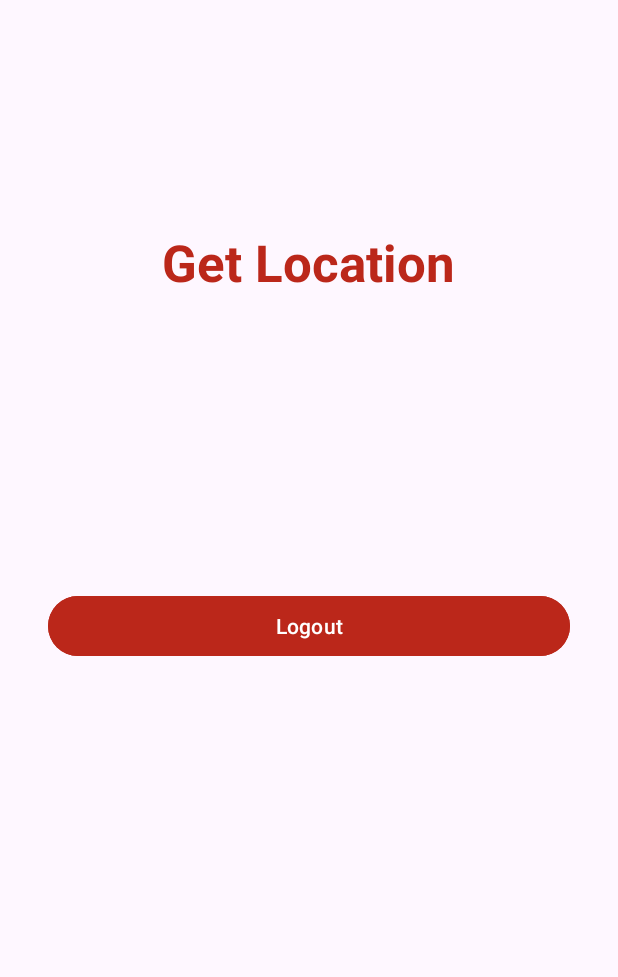
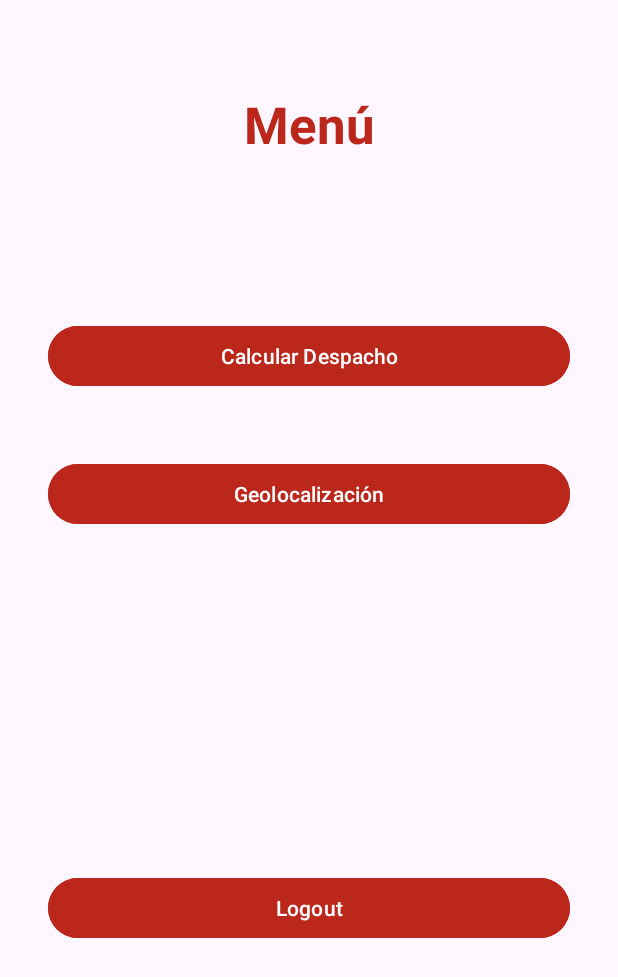
Before and after one commit to Lennys-G/AIEP, an Android app: the HomeActivity screen opened directly, with no data from a screen before it, on a phone screen of 412 x 824 dp. Shown: the top 977 px of the screen. Run offline under Robolectric (Android 15) with nearby library versions, the phone set to English and light mode, and no system bars; our stand-ins replace Firebase (no records; nobody signed in at launch, a user with empty details on screens opened directly).

Commit message:
Update Semana 9
Update Semana 9

```diff
--- a/Taller Apps Moviles/LoginSession/app/build.gradle.kts
+++ b/Taller Apps Moviles/LoginSession/app/build.gradle.kts
@@ -43,6 +43,7 @@ dependencies {
     implementation(libs.material)
     implementation(libs.androidx.activity)
     implementation(libs.androidx.constraintlayout)
+    implementation(libs.firebase.firestore.ktx)
     testImplementation(libs.junit)
     androidTestImplementation(libs.androidx.junit)
     androidTestImplementation(libs.androidx.espresso.core)
@@ -53,6 +54,8 @@ dependencies {
     implementation(libs.firebase.database)
 
     implementation(libs.play.services.location)
+    implementation(libs.google.maps)
+    implementation(libs.google.place)
 
 
 
--- a/Taller Apps Moviles/LoginSession/app/src/main/java/cl/aiep/loginsession/HomeActivity.kt
+++ b/Taller Apps Moviles/LoginSession/app/src/main/java/cl/aiep/loginsession/HomeActivity.kt
@@ -1,6 +1,7 @@
 package cl.aiep.loginsession
 
 import android.Manifest
+import android.annotation.SuppressLint
 import android.content.Intent
 import android.content.pm.PackageManager
 import android.os.Bundle
@@ -20,9 +21,9 @@ import com.google.firebase.ktx.Firebase
 class HomeActivity : AppCompatActivity() {
 
     private lateinit var fusedLocationClient: FusedLocationProviderClient
-    private lateinit var locationTv: TextView
     private lateinit var database: DatabaseReference
 
+    @SuppressLint("MissingInflatedId")
     override fun onCreate(savedInstanceState: Bundle?) {
         super.onCreate(savedInstanceState)
         setContentView(R.layout.activity_home)
@@ -37,19 +38,25 @@ class HomeActivity : AppCompatActivity() {
         // Inicializar el cliente de ubicación
         fusedLocationClient = LocationServices.getFusedLocationProviderClient(this)
 
-        // Obtener el TextView para mostrar la ubicación
-        locationTv = findViewById(R.id.LocationTv)
-
-        // Configurar botón de logout
+        // Evento click del botón de logout
         val logoutButton = findViewById<Button>(R.id.logoutButton)
         logoutButton.setOnClickListener {
             auth.signOut()
-            Toast.makeText(this, "Sesión cerrada.", Toast.LENGTH_SHORT).show()
+            Toast.makeText(this, "Sesión cerrada.", Toast.LENGTH_SHORT).show() //Muestra mensaje de cierre de sesión
             val intent = Intent(this, LoginActivity::class.java)
+            startActivity(intent) //Devuelve la pantala de inicio de sesipon
+            finish() //Cierra la vista de home
+        }
+        val btnCalcularDespacho = findViewById<Button>(R.id.btnCalcularDespacho)
+        btnCalcularDespacho.setOnClickListener{
+            val intent = Intent(this, CalcularDespachoActivity::class.java)
             startActivity(intent)
-            finish()
         }
-
+        val btnMapsView = findViewById<Button>(R.id.btnMapsView)
+        btnMapsView.setOnClickListener{
+            val intent = Intent(this, MapsActivity::class.java)
+            startActivity(intent)
+        }
         // Verificar permisos de ubicación
         checkLocationPermission()
     }
@@ -68,6 +75,7 @@ class HomeActivity : AppCompatActivity() {
         }
     }
 
+    //Solicita al usuario el permiso para acceder a su ubicación
     private fun requestLocationPermission() {
         ActivityCompat.requestPermissions(
             this,
@@ -87,7 +95,7 @@ class HomeActivity : AppCompatActivity() {
                 // Permiso concedido, obtener la ubicación
                 getLocation()
             } else {
-                Toast.makeText(this, "Permiso de ubicación denegado", Toast.LENGTH_SHORT).show()
+                Toast.makeText(this, "Permiso de ubicación denegado", Toast.LENGTH_SHORT).show() //Muestra mensaje de permiso denegado
             }
         }
     }
@@ -103,13 +111,12 @@ class HomeActivity : AppCompatActivity() {
                 if (location != null) {
                     // Mostrar la ubicación en el TextView
                     val latLng = "Latitud: ${location.latitude}, Longitud: ${location.longitude}"
-                    locationTv.text = latLng
 
                     // Guardar la ubicación en Firebase Realtime Database
                     saveLocationToFirebase(location.latitude, location.longitude)
 
                 } else {
-                    locationTv.text = "No se pudo obtener la ubicación"
+                    Toast.makeText(this, "No se pudo obtener la ubicación.", Toast.LENGTH_SHORT).show()
                 }
             }.addOnFailureListener {
                 Toast.makeText(this, "No se pudo obtener la ubicación.", Toast.LENGTH_SHORT).show()
@@ -124,6 +131,7 @@ class HomeActivity : AppCompatActivity() {
             "longitude" to longitude
         )
 
+        // Mostrar mensaje de éxito o error al guardar la ubicación
         database.child("location").setValue(userLocation)
             .addOnSuccessListener {
                 Toast.makeText(this, "Ubicación guardada correctamente.", Toast.LENGTH_SHORT).show()
--- a/Taller Apps Moviles/LoginSession/app/src/main/res/layout/activity_home.xml
+++ b/Taller Apps Moviles/LoginSession/app/src/main/res/layout/activity_home.xml
@@ -2,7 +2,7 @@
 <androidx.constraintlayout.widget.ConstraintLayout xmlns:android="http://schemas.android.com/apk/res/android"
     xmlns:app="http://schemas.android.com/apk/res-auto"
     xmlns:tools="http://schemas.android.com/tools"
-    android:id="@+id/main"
+    android:id="@+id/map"
     android:layout_width="match_parent"
     android:layout_height="match_parent"
     tools:context=".HomeActivity">
@@ -12,13 +12,12 @@
         android:id="@+id/textViewTitleHome"
         android:layout_width="wrap_content"
         android:layout_height="wrap_content"
-        android:layout_marginTop="152dp"
-        android:text="@string/get_location"
+        android:layout_marginTop="60dp"
+        android:text="Menú"
         android:textColor="#BB271A"
         android:textSize="34sp"
         android:textStyle="bold"
         app:layout_constraintEnd_toEndOf="parent"
-        app:layout_constraintHorizontal_bias="0.498"
         app:layout_constraintStart_toStartOf="parent"
         app:layout_constraintTop_toTopOf="parent" />
 
@@ -27,10 +26,26 @@
         android:layout_width="match_parent"
         android:layout_height="wrap_content"
         android:layout_marginStart="32dp"
-        android:layout_marginTop="196dp"
+        android:layout_marginTop="228dp"
         android:layout_marginEnd="32dp"
         android:backgroundTint="#BB271A"
         android:text="@string/logout"
+        android:textColor="#FFFFFF"
+        app:layout_constraintEnd_toEndOf="parent"
+        app:layout_constraintHorizontal_bias="1.0"
+        app:layout_constraintStart_toStartOf="parent"
+        app:layout_constraintTop_toBottomOf="@+id/btnMapsView"
+        tools:ignore="VisualLintButtonSize" />
+
+    <Button
+        android:id="@+id/btnCalcularDespacho"
+        android:layout_width="match_parent"
+        android:layout_height="wrap_content"
+        android:layout_marginStart="32dp"
+        android:layout_marginTop="108dp"
+        android:layout_marginEnd="32dp"
+        android:backgroundTint="#BB271A"
+        android:text="Calcular Despacho"
         android:textColor="#FFFFFF"
         app:layout_constraintEnd_toEndOf="parent"
         app:layout_constraintHorizontal_bias="0.0"
@@ -38,13 +53,20 @@
         app:layout_constraintTop_toBottomOf="@+id/textViewTitleHome"
         tools:ignore="VisualLintButtonSize" />
 
-    <TextView
-        android:id="@+id/LocationTv"
-        android:layout_width="wrap_content"
+    <Button
+        android:id="@+id/btnMapsView"
+        android:layout_width="match_parent"
         android:layout_height="wrap_content"
-        android:layout_marginTop="104dp"
+        android:layout_marginStart="32dp"
+        android:layout_marginTop="44dp"
+        android:layout_marginEnd="32dp"
+        android:backgroundTint="#BB271A"
+        android:text="Geolocalización"
+        android:textColor="#FFFFFF"
         app:layout_constraintEnd_toEndOf="parent"
+        app:layout_constraintHorizontal_bias="0.0"
         app:layout_constraintStart_toStartOf="parent"
-        app:layout_constraintTop_toBottomOf="@+id/textViewTitleHome"
-        tools:ignore="MissingConstraints" />
+        app:layout_constraintTop_toBottomOf="@+id/btnCalcularDespacho"
+        tools:ignore="VisualLintButtonSize" />
+
 </androidx.constraintlayout.widget.ConstraintLayout>
--- a/Taller Apps Moviles/LoginSession/app/src/main/res/layout/activity_login.xml
+++ b/Taller Apps Moviles/LoginSession/app/src/main/res/layout/activity_login.xml
@@ -2,7 +2,7 @@
 <androidx.constraintlayout.widget.ConstraintLayout xmlns:android="http://schemas.android.com/apk/res/android"
     xmlns:app="http://schemas.android.com/apk/res-auto"
     xmlns:tools="http://schemas.android.com/tools"
-    android:id="@+id/main"
+    android:id="@+id/map"
     android:layout_width="match_parent"
     android:layout_height="match_parent"
     tools:context=".LoginActivity">
--- a/Taller Apps Moviles/LoginSession/app/src/main/res/layout/activity_sign_up.xml
+++ b/Taller Apps Moviles/LoginSession/app/src/main/res/layout/activity_sign_up.xml
@@ -2,7 +2,7 @@
 <androidx.constraintlayout.widget.ConstraintLayout xmlns:android="http://schemas.android.com/apk/res/android"
     xmlns:app="http://schemas.android.com/apk/res-auto"
     xmlns:tools="http://schemas.android.com/tools"
-    android:id="@+id/main"
+    android:id="@+id/map"
     android:layout_width="match_parent"
     android:layout_height="match_parent"
     tools:context=".SignUpActivity">
```
Also changed, not shown: Taller Apps Moviles/LoginSession/app/src/main/AndroidManifest.xml (+22 -8 lines), Taller Apps Moviles/LoginSession/app/src/main/java/cl/aiep/loginsession/CalcularDespachoActivity.kt (added, +160 -0 lines), Taller Apps Moviles/LoginSession/app/src/main/java/cl/aiep/loginsession/LoginActivity.kt (+6 -12 lines), Taller Apps Moviles/LoginSession/app/src/main/java/cl/aiep/loginsession/MapsActivity.kt (added, +68 -0 lines), Taller Apps Moviles/LoginSession/app/src/main/java/cl/aiep/loginsession/SignUpActivity.kt (+1 -7 lines), Taller Apps Moviles/LoginSession/app/src/main/res/layout/activity_calcular_despacho.xml (added, +111 -0 lines), Taller Apps Moviles/LoginSession/app/src/main/res/layout/activity_maps.xml (added, +33 -0 lines), Taller Apps Moviles/LoginSession/gradle/libs.versions.toml (+7 -0 lines).
